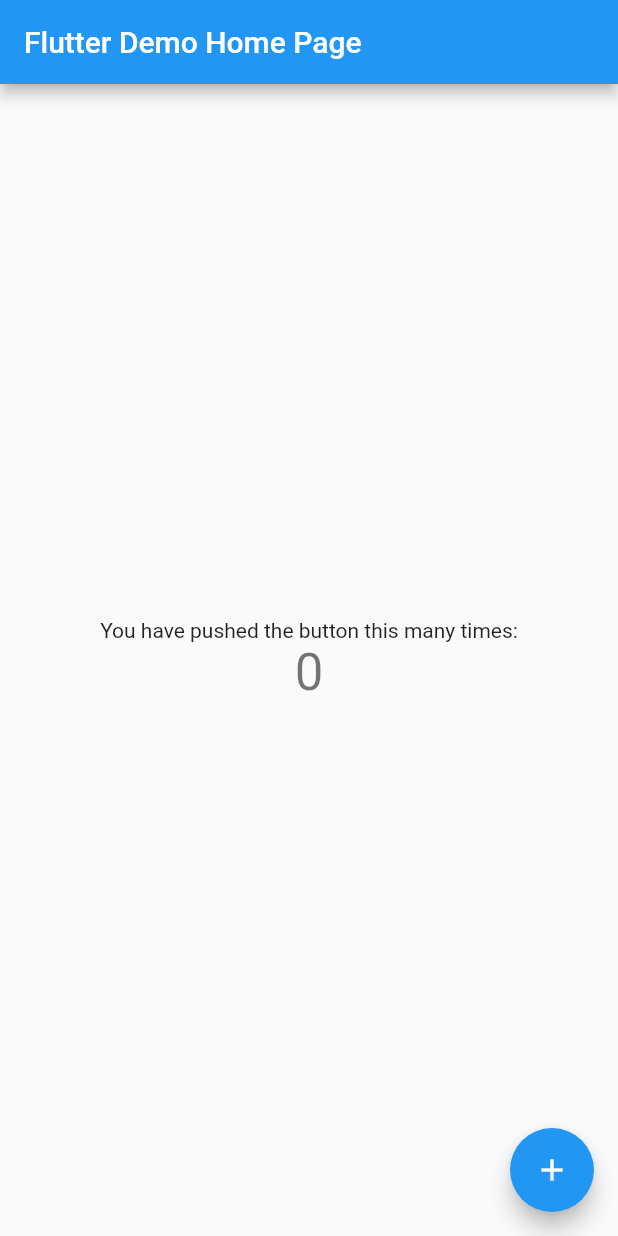
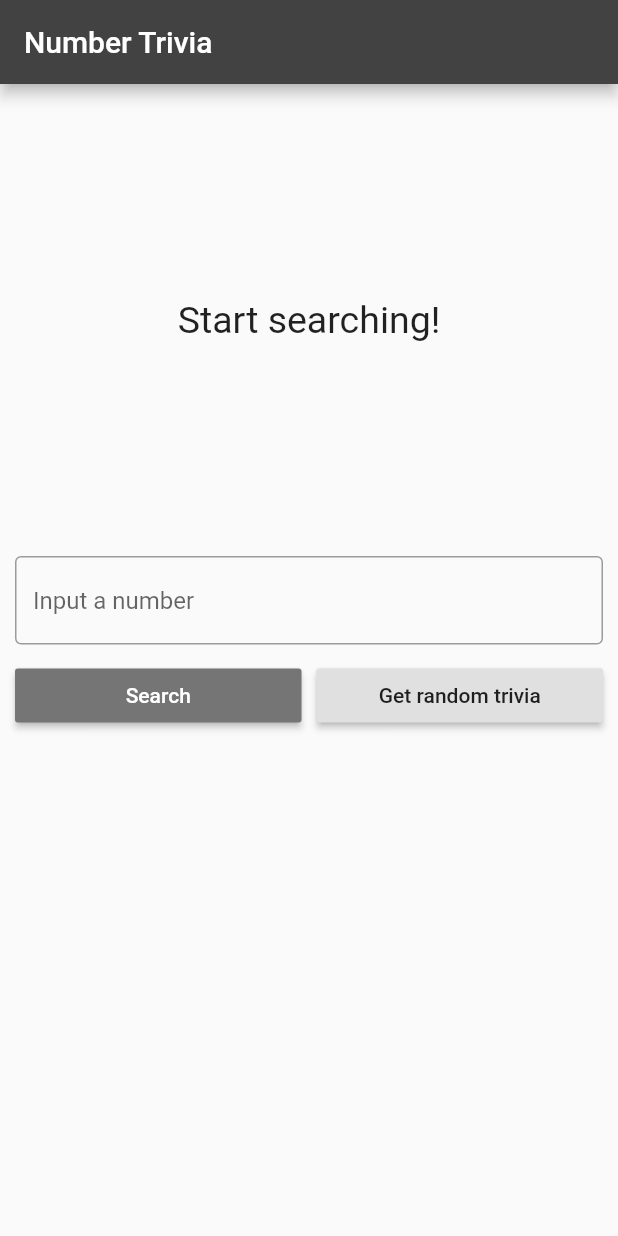
Before and after one commit to Ahemad7429/clean_architecture_tdd, a Flutter app: the screen it shows after launch, on a phone screen of 412 x 824 dp. Run offline on Flutter 3.47's test engine with Material 2 defaults, Android fonts, the phone set to English and light mode, and no system bars; our stand-ins replace bloc, dartz, data_connection_checker, equatable, flutter_bloc, get_it and 1 more.

Commit message:
added final part of architecture

```diff
--- /dev/null
+++ b/lib/features/number_trivia/presentation/pages/number_trivia_page.dart
@@ -0,0 +1,59 @@
+import 'package:clean_architecture_tdd/features/number_trivia/presentation/bloc/bloc/number_trivia_bloc.dart';
+import 'package:clean_architecture_tdd/features/number_trivia/presentation/widgets/widgets.dart';
+import 'package:clean_architecture_tdd/injection_container.dart';
+import 'package:flutter/material.dart';
+import 'package:flutter_bloc/flutter_bloc.dart';
+
+class NumberTriviaPage extends StatelessWidget {
+  @override
+  Widget build(BuildContext context) {
+    return Scaffold(
+      appBar: AppBar(
+        title: Text('Number Trivia'),
+      ),
+      body: SingleChildScrollView(
+        child: buildBody(context),
+      ),
+    );
+  }
+
+  BlocProvider<NumberTriviaBloc> buildBody(BuildContext context) {
+    return BlocProvider(
+      create: (_) => sl<NumberTriviaBloc>(),
+      child: Center(
+        child: Padding(
+          padding: const EdgeInsets.all(10),
+          child: Column(
+            children: <Widget>[
+              SizedBox(height: 10),
+              // Top half
+              BlocBuilder<NumberTriviaBloc, NumberTriviaState>(
+                builder: (context, state) {
+                  if (state is Empty) {
+                    return MessageDisplay(
+                      message: 'Start searching!',
+                    );
+                  } else if (state is Loading) {
+                    return LoadingWidget();
+                  } else if (state is Loaded) {
+                    return TriviaDisplay(
+                      numberTrivia: state.trivia,
+                    );
+                  } else if (state is Error) {
+                    return MessageDisplay(
+                      message: state.message,
+                    );
+                  }
+                  return Container();
+                },
+              ),
+              SizedBox(height: 20),
+              // Bottom half
+              TriviaControls(),
+            ],
+          ),
+        ),
+      ),
+    );
+  }
+}
--- /dev/null
+++ b/lib/features/number_trivia/presentation/widgets/message_display.dart
@@ -0,0 +1,28 @@
+import 'package:flutter/material.dart';
+
+class MessageDisplay extends StatelessWidget {
+  final String message;
+
+  const MessageDisplay({
+    Key key,
+    @required this.message,
+  })  : assert(message != null),
+        super(key: key);
+
+  @override
+  Widget build(BuildContext context) {
+    return Container(
+      // Third of the size of the screen
+      height: MediaQuery.of(context).size.height / 3,
+      child: Center(
+        child: SingleChildScrollView(
+          child: Text(
+            message,
+            style: TextStyle(fontSize: 25),
+            textAlign: TextAlign.center,
+          ),
+        ),
+      ),
+    );
+  }
+}
--- /dev/null
+++ b/lib/features/number_trivia/presentation/widgets/trivia_controls.dart
@@ -0,0 +1,71 @@
+import 'package:clean_architecture_tdd/features/number_trivia/presentation/bloc/bloc/number_trivia_bloc.dart';
+import 'package:flutter/material.dart';
+import 'package:flutter_bloc/flutter_bloc.dart';
+
+class TriviaControls extends StatefulWidget {
+  const TriviaControls({
+    Key key,
+  }) : super(key: key);
+
+  @override
+  _TriviaControlsState createState() => _TriviaControlsState();
+}
+
+class _TriviaControlsState extends State<TriviaControls> {
+  final controller = TextEditingController();
+  String inputStr;
+
+  @override
+  Widget build(BuildContext context) {
+    return Column(
+      children: <Widget>[
+        TextField(
+          controller: controller,
+          keyboardType: TextInputType.number,
+          decoration: InputDecoration(
+            border: OutlineInputBorder(),
+            hintText: 'Input a number',
+          ),
+          onChanged: (value) {
+            inputStr = value;
+          },
+          onSubmitted: (_) {
+            dispatchConcrete();
+          },
+        ),
+        SizedBox(height: 10),
+        Row(
+          children: <Widget>[
+            Expanded(
+              child: RaisedButton(
+                child: Text('Search'),
+                color: Theme.of(context).accentColor,
+                textTheme: ButtonTextTheme.primary,
+                onPressed: dispatchConcrete,
+              ),
+            ),
+            SizedBox(width: 10),
+            Expanded(
+              child: RaisedButton(
+                child: Text('Get random trivia'),
+                onPressed: dispatchRandom,
+              ),
+            ),
+          ],
+        )
+      ],
+    );
+  }
+
+  void dispatchConcrete() {
+    // Clearing the TextField to prepare it for the next inputted number
+    controller.clear();
+    BlocProvider.of<NumberTriviaBloc>(context)
+        .add(GetTriviaForConcreteNumber(inputStr));
+  }
+
+  void dispatchRandom() {
+    controller.clear();
+    BlocProvider.of<NumberTriviaBloc>(context).add(GetTriviaForRandomNumber());
+  }
+}
--- /dev/null
+++ b/lib/features/number_trivia/presentation/widgets/widgets.dart
@@ -0,0 +1,4 @@
+export 'loading_widget.dart';
+export 'message_display.dart';
+export 'trivia_display.dart';
+export 'trivia_controls.dart';
--- a/lib/injection_container.dart
+++ b/lib/injection_container.dart
@@ -47,8 +47,9 @@ Future<void> init() async {
   sl.registerLazySingleton(() => InputConverter());
   sl.registerLazySingleton<NetworkInfo>(() => NetworkInfoImpl(sl()));
   //! External
-  final sharedPreferences = await SharedPreferences.getInstance();
-  sl.registerLazySingleton(() => sharedPreferences);
+  SharedPreferences sharedPreferences = await SharedPreferences.getInstance();
+  sl.registerSingletonAsync(() async => sharedPreferences);
+
   sl.registerLazySingleton(() => http.Client());
   sl.registerLazySingleton(() => DataConnectionChecker());
 }
--- a/lib/main.dart
+++ b/lib/main.dart
@@ -1,119 +1,23 @@
+import 'package:clean_architecture_tdd/features/number_trivia/presentation/pages/number_trivia_page.dart';
 import 'package:flutter/material.dart';
 import 'injection_container.dart' as di;
 
 void main() async {
+  WidgetsFlutterBinding.ensureInitialized();
   await di.init();
   runApp(MyApp());
 }
 
 class MyApp extends StatelessWidget {
-  // This widget is the root of your application.
   @override
   Widget build(BuildContext context) {
     return MaterialApp(
-      title: 'Flutter Demo',
+      title: 'Number Trivia',
       theme: ThemeData(
-        // This is the theme of your application.
-        //
-        // Try running your application with "flutter run". You'll see the
-        // application has a blue toolbar. Then, without quitting the app, try
-        // changing the primarySwatch below to Colors.green and then invoke
-        // "hot reload" (press "r" in the console where you ran "flutter run",
-        // or simply save your changes to "hot reload" in a Flutter IDE).
-        // Notice that the counter didn't reset back to zero; the application
-        // is not restarted.
-        primarySwatch: Colors.blue,
-        // This makes the visual density adapt to the platform that you run
-        // the app on. For desktop platforms, the controls will be smaller and
-        // closer together (more dense) than on mobile platforms.
-        visualDensity: VisualDensity.adaptivePlatformDensity,
+        primaryColor: Colors.grey.shade800,
+        accentColor: Colors.grey.shade600,
       ),
-      home: MyHomePage(title: 'Flutter Demo Home Page'),
+      home: NumberTriviaPage(),
     );
   }
 }
-
-class MyHomePage extends StatefulWidget {
-  MyHomePage({Key key, this.title}) : super(key: key);
-
-  // This widget is the home page of your application. It is stateful, meaning
-  // that it has a State object (defined below) that contains fields that affect
-  // how it looks.
-
-  // This class is the configuration for the state. It holds the values (in this
-  // case the title) provided by the parent (in this case the App widget) and
-  // used by the build method of the State. Fields in a Widget subclass are
-  // always marked "final".
-
-  final String title;
-
-  @override
-  _MyHomePageState createState() => _MyHomePageState();
-}
-
-class _MyHomePageState extends State<MyHomePage> {
-  int _counter = 0;
-
-  void _incrementCounter() {
-    setState(() {
-      // This call to setState tells the Flutter framework that something has
-      // changed in this State, which causes it to rerun the build method below
-      // so that the display can reflect the updated values. If we changed
-      // _counter without calling setState(), then the build method would not be
-      // called again, and so nothing would appear to happen.
-      _counter++;
-    });
-  }
-
-  @override
-  Widget build(BuildContext context) {
-    // This method is rerun every time setState is called, for instance as done
-    // by the _incrementCounter method above.
-    //
-    // The Flutter framework has been optimized to make rerunning build methods
-    // fast, so that you can just rebuild anything that needs updating rather
-    // than having to individually change instances of widgets.
-    return Scaffold(
-      appBar: AppBar(
-        // Here we take the value from the MyHomePage object that was created by
-        // the App.build method, and use it to set our appbar title.
-        title: Text(widget.title),
-      ),
-      body: Center(
-        // Center is a layout widget. It takes a single child and positions it
-        // in the middle of the parent.
-        child: Column(
-          // Column is also a layout widget. It takes a list of children and
-          // arranges them vertically. By default, it sizes itself to fit its
-          // children horizontally, and tries to be as tall as its parent.
-          //
-          // Invoke "debug painting" (press "p" in the console, choose the
-          // "Toggle Debug Paint" action from the Flutter Inspector in Android
-          // Studio, or the "Toggle Debug Paint" command in Visual Studio Code)
-          // to see the wireframe for each widget.
-          //
-          // Column has various properties to control how it sizes itself and
-          // how it positions its children. Here we use mainAxisAlignment to
-          // center the children vertically; the main axis here is the vertical
-          // axis because Columns are vertical (the cross axis would be
-          // horizontal).
-          mainAxisAlignment: MainAxisAlignment.center,
-          children: <Widget>[
-            Text(
-              'You have pushed the button this many times:',
-            ),
-            Text(
-              '$_counter',
-              style: Theme.of(context).textTheme.headline4,
-            ),
-          ],
-        ),
-      ),
-      floatingActionButton: FloatingActionButton(
-        onPressed: _incrementCounter,
-        tooltip: 'Increment',
-        child: Icon(Icons.add),
-      ), // This trailing comma makes auto-formatting nicer for build methods.
-    );
-  }
-}
```
Also changed, not shown: lib/features/number_trivia/presentation/widgets/loading_widget.dart (added, +17 -0 lines), lib/features/number_trivia/presentation/widgets/trivia_display.dart (added, +44 -0 lines), pubspec.yaml (+6 -11 lines), pubspec.lock, 3 other files.
